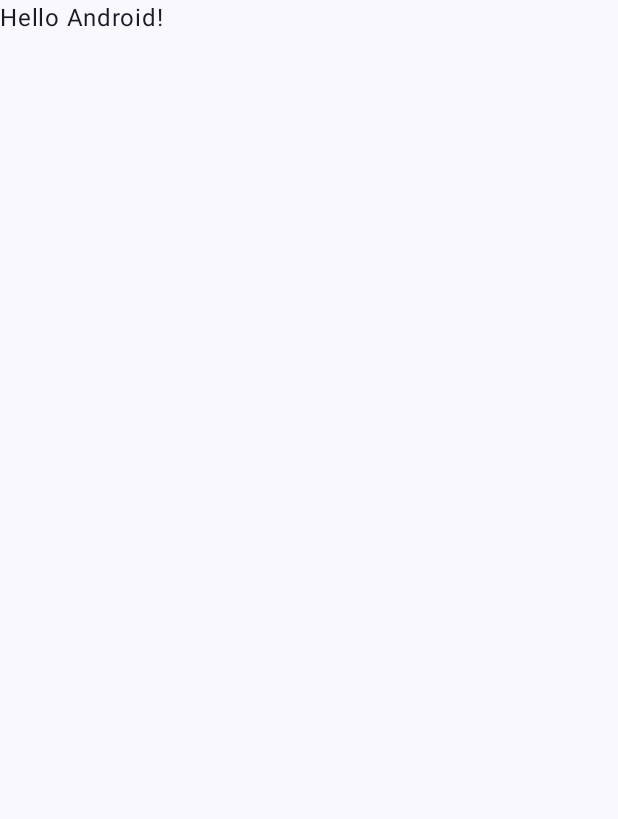
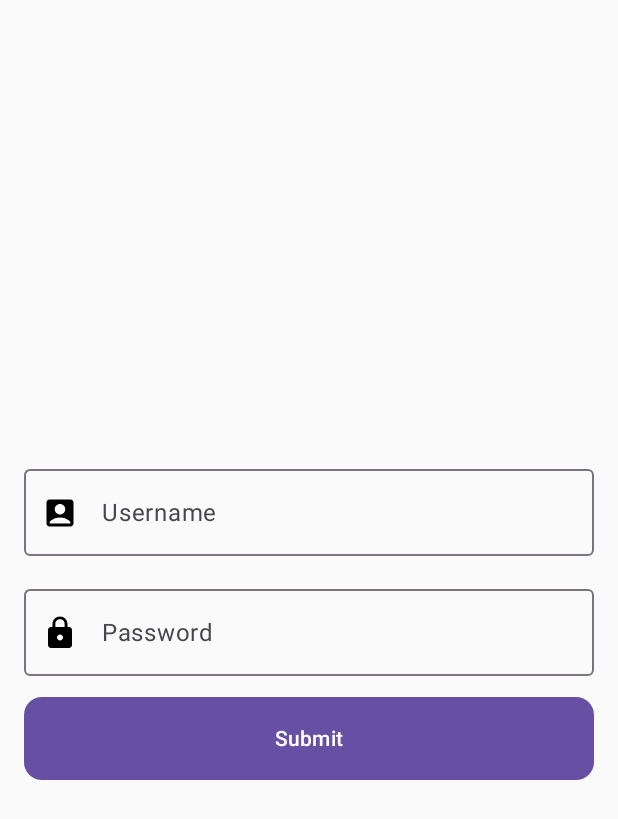
Before and after one commit to liqiui/Giftcard, an Android app built with Jetpack Compose: the screen it shows after launch (MainActivity), on a phone screen of 412 x 824 dp. Before the commit the part shown is almost empty. Shown: the top 819 px of the screen. Run offline under Robolectric (Android 15) with nearby library versions, the phone set to English and light mode, and no system bars.

Commit message:
add login page

```diff
--- a/app/build.gradle
+++ b/app/build.gradle
@@ -37,7 +37,7 @@ android {
         compose true
     }
     composeOptions {
-        kotlinCompilerExtensionVersion '1.2.0'
+        kotlinCompilerExtensionVersion '1.3.1'
     }
     packagingOptions {
         resources {
@@ -60,4 +60,7 @@ dependencies {
     androidTestImplementation "androidx.compose.ui:ui-test-junit4:$compose_version"
     debugImplementation "androidx.compose.ui:ui-tooling:$compose_version"
     debugImplementation "androidx.compose.ui:ui-test-manifest:$compose_version"
+
+    implementation "androidx.compose.material:material:$compose_version"
+    implementation 'androidx.navigation:navigation-compose:2.5.3'
 }
--- a/app/src/main/java/com/example/giftcard/MainActivity.kt
+++ b/app/src/main/java/com/example/giftcard/MainActivity.kt
@@ -3,41 +3,27 @@ package com.example.giftcard
 import android.os.Bundle
 import androidx.activity.ComponentActivity
 import androidx.activity.compose.setContent
-import androidx.compose.foundation.layout.fillMaxSize
-import androidx.compose.material3.MaterialTheme
-import androidx.compose.material3.Surface
 import androidx.compose.material3.Text
 import androidx.compose.runtime.Composable
-import androidx.compose.ui.Modifier
 import androidx.compose.ui.tooling.preview.Preview
+import androidx.navigation.compose.NavHost
+import androidx.navigation.compose.composable
+import androidx.navigation.compose.rememberNavController
 import com.example.giftcard.ui.theme.GiftCardTheme
+import com.example.giftcard.ui.login.ScreenLogin
 
 class MainActivity : ComponentActivity() {
     override fun onCreate(savedInstanceState: Bundle?) {
         super.onCreate(savedInstanceState)
         setContent {
-            GiftCardTheme {
-                // A surface container using the 'background' color from the theme
-                Surface(
-                    modifier = Modifier.fillMaxSize(),
-                    color = MaterialTheme.colorScheme.background
-                ) {
-                    Greeting("Android")
+            val navController = rememberNavController()
+            NavHost(navController = navController, startDestination = "login") {
+                composable("login") {
+                    ScreenLogin(onSubmit = {
+
+                    })
                 }
             }
         }
     }
 }
-
-@Composable
-fun Greeting(name: String) {
-    Text(text = "Hello $name!")
-}
-
-@Preview(showBackground = true)
-@Composable
-fun DefaultPreview() {
-    GiftCardTheme {
-        Greeting("Android")
-    }
-}
--- /dev/null
+++ b/app/src/main/java/com/example/giftcard/ui/login/LoginFragment.kt
@@ -0,0 +1,122 @@
+package com.example.giftcard.ui.login
+
+import androidx.compose.foundation.layout.*
+import androidx.compose.foundation.text.KeyboardActions
+import androidx.compose.foundation.text.KeyboardOptions
+import androidx.compose.material.icons.Icons
+import androidx.compose.material.icons.filled.AccountBox
+import androidx.compose.material.icons.filled.Lock
+import androidx.compose.material3.*
+import androidx.compose.runtime.Composable
+import androidx.compose.ui.Alignment
+import androidx.compose.ui.ExperimentalComposeUiApi
+import androidx.compose.ui.Modifier
+import androidx.compose.ui.graphics.Color
+import androidx.compose.ui.platform.LocalSoftwareKeyboardController
+import androidx.compose.ui.text.input.ImeAction
+import androidx.compose.ui.text.input.KeyboardType
+import androidx.compose.ui.text.input.PasswordVisualTransformation
+import androidx.compose.ui.unit.dp
+import androidx.lifecycle.viewmodel.compose.viewModel
+
+@OptIn(ExperimentalComposeUiApi::class)
+@Composable
+fun ScreenLogin(onSubmit: () -> Unit) {
+    val viewModel = viewModel<LoginViewModel>()
+    val keyboardController = LocalSoftwareKeyboardController.current
+
+    Column(
+        modifier = Modifier
+            .fillMaxSize()
+            .padding(16.dp),
+        verticalArrangement = Arrangement.Center,
+        horizontalAlignment = Alignment.CenterHorizontally
+    ) {
+        OutlinedTextField(
+            value = viewModel.state.username,
+            onValueChange = { viewModel.onEvent(RegistrationFormEvent.UsernameChanged(it)) },
+            label = { Text(text = "Username") },
+            leadingIcon = {
+                Icon(
+                    Icons.Default.AccountBox,
+                    contentDescription = null,
+                    tint = Color.Black
+                )
+            },
+            singleLine = true,
+            isError = viewModel.state.usernameError != null,
+            modifier = Modifier
+                .height(66.dp)
+                .fillMaxWidth(),
+            keyboardOptions = KeyboardOptions(
+                keyboardType = KeyboardType.Text,
+                autoCorrect = true,
+                imeAction = ImeAction.Next
+            ),
+            keyboardActions = KeyboardActions {
+                keyboardController?.hide() // Hide keyboard when "Next" is pressed
+            }
+        )
+        viewModel.state.usernameError?.let {
+            Text(
+                text = it,
+                color = MaterialTheme.colorScheme.error,
+                fontSize = MaterialTheme.typography.labelSmall.fontSize,
+                modifier = Modifier.align(Alignment.Start)
+            )
+        }
+
+        Spacer(Modifier.height(14.dp))
+
+        OutlinedTextField(
+            value = viewModel.state.password,
+            onValueChange = { viewModel.onEvent(RegistrationFormEvent.PasswordChanged(it)) },
+            label = { Text(text = "Password") },
+            leadingIcon = {
+                Icon(
+                    Icons.Default.Lock,
+                    contentDescription = null,
+                    tint = Color.Black
+                )
+            },
+            singleLine = true,
+            isError = viewModel.state.passwordError != null,
+            modifier = Modifier
+                .height(66.dp)
+                .fillMaxWidth(),
+            visualTransformation = PasswordVisualTransformation(),
+            keyboardOptions = KeyboardOptions(
+                keyboardType = KeyboardType.Password,
+                autoCorrect = true,
+                imeAction = ImeAction.Done
+            ),
+            keyboardActions = KeyboardActions {
+                keyboardController?.hide() // Hide keyboard when "Done" is pressed
+                viewModel.onEvent(RegistrationFormEvent.Submit)
+            }
+        )
+        viewModel.state.passwordError?.let {
+            Text(
+                text = it,
+                color = MaterialTheme.colorScheme.error,
+                fontSize = MaterialTheme.typography.labelSmall.fontSize,
+                modifier = Modifier.align(Alignment.Start)
+            )
+        }
+
+        Spacer(Modifier.height(14.dp))
+
+        Button(
+            onClick = {
+                viewModel.onEvent(RegistrationFormEvent.Submit)
+                onSubmit()
+            },
+            modifier = Modifier
+                .height(55.dp)
+                .fillMaxWidth(),
+            shape = MaterialTheme.shapes.medium
+        ) {
+            Text(text = "Submit")
+        }
+    }
+}
--- /dev/null
+++ b/app/src/main/java/com/example/giftcard/ui/login/RegistrationFormState.kt
@@ -0,0 +1,8 @@
+package com.example.giftcard.ui.login
+
+data class RegistrationFormState(
+    val username: String = "",
+    val usernameError: String? = null,
+    val password: String = "",
+    val passwordError: String? = null
+)
--- /dev/null
+++ b/app/src/main/java/com/example/giftcard/ui/login/ValidationResult.kt
@@ -0,0 +1,6 @@
+package com.example.giftcard.ui.login
+
+data class ValidationResult(
+    val successful: Boolean,
+    val errorMessage: String? = null
+)
--- a/build.gradle
+++ b/build.gradle
@@ -1,10 +1,10 @@
 buildscript {
     ext {
-        compose_version = '1.2.0'
+        compose_version = '1.3.1'
     }
 }// Top-level build file where you can add configuration options common to all sub-projects/modules.
 plugins {
     id 'com.android.application' version '7.4.1' apply false
     id 'com.android.library' version '7.4.1' apply false
-    id 'org.jetbrains.kotlin.android' version '1.7.0' apply false
+    id 'org.jetbrains.kotlin.android' version '1.7.10' apply false
 }
```
Also changed, not shown: app/src/main/java/com/example/giftcard/ui/login/LoginViewModel.kt (added, +59 -0 lines), app/src/main/java/com/example/giftcard/ui/login/RegistrationFormEvent.kt (added, +8 -0 lines), app/src/main/java/com/example/giftcard/ui/login/validateForm.kt (added, +51 -0 lines).
